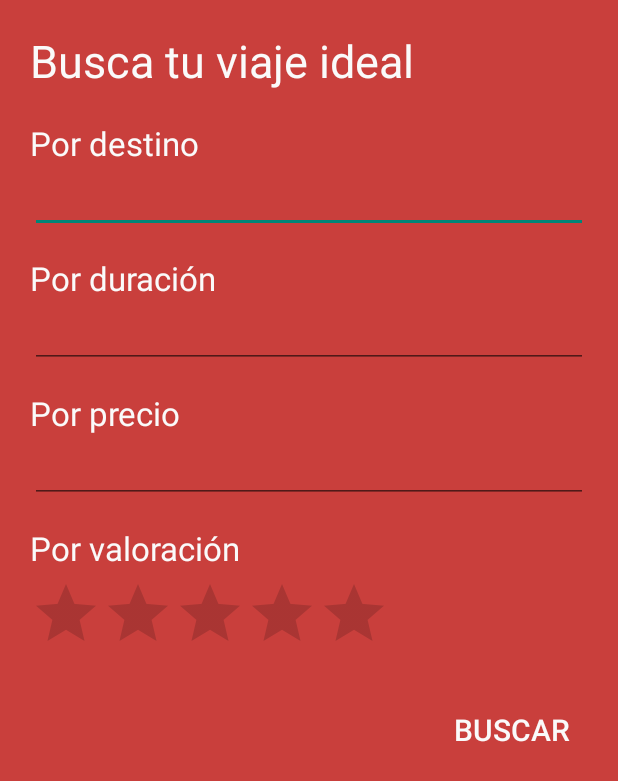
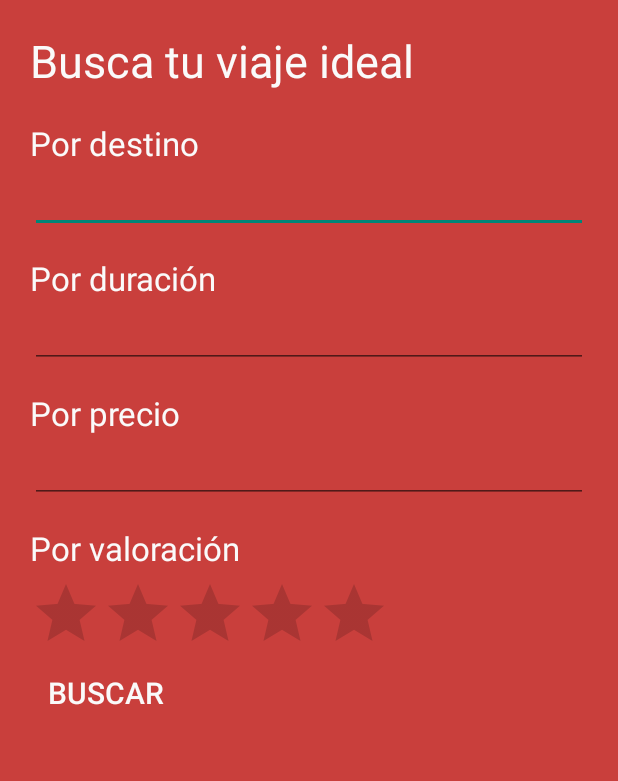
Before and after one commit to OscarClemente/ps-15-e01-journey, an Android app: the SearchActivity screen opened directly, with no data from a screen before it, on a phone screen of 412 x 824 dp. Shown: the top 781 px of the screen. Run offline under Robolectric (Android 15) with nearby library versions, the phone set to English and light mode, and no system bars.

Commit message:
Mejoras en interfaz

```diff
--- a/app/src/main/res/layout/activity_search.xml
+++ b/app/src/main/res/layout/activity_search.xml
@@ -8,6 +8,11 @@
     android:touchscreenBlocksFocus="true"
     android:transitionGroup="false"
     android:paddingTop="15dp">
+
+    <LinearLayout
+        android:orientation="vertical"
+        android:layout_width="fill_parent"
+        android:layout_height="wrap_content">
 
         <TextView
                 android:layout_width="wrap_content"
@@ -83,16 +88,21 @@
             android:layout_height="wrap_content"
             android:id="@+id/search_valoracion"
             android:paddingTop="5dp" />
+    </LinearLayout>
+
+    <FrameLayout
+        android:layout_width="fill_parent"
+        android:layout_height="fill_parent">
 
         <Button
             android:layout_width="wrap_content"
             android:layout_height="wrap_content"
             android:text="BUSCAR"
             android:id="@+id/search_boton_buscar"
-        android:layout_gravity="center_horizontal|right"
             style="?android:attr/borderlessButtonStyle"
             android:textColor="#FAFAFA"
             android:textSize="20dp"
-        android:paddingTop="30dp" />
+            android:paddingTop="0dp" />
+    </FrameLayout>
 
 </LinearLayout>
```
Also changed, not shown: app/src/main/res/layout/fila_compras.xml (+13 -0 lines), app/src/main/res/drawable/Calendar-2-64x64.png (added), app/src/main/res/drawable/Calendar1.png (added), app/src/main/res/drawable/calendar-512-000000.png (added), app/src/main/res/drawable/calendar2.png (added), app/src/main/res/drawable/ic_perm_identity_black_48dp.png (added), app/src/main/res/drawable/personita.png (added), 2 other files. Lines whose indentation alone changed are shown as unchanged.
